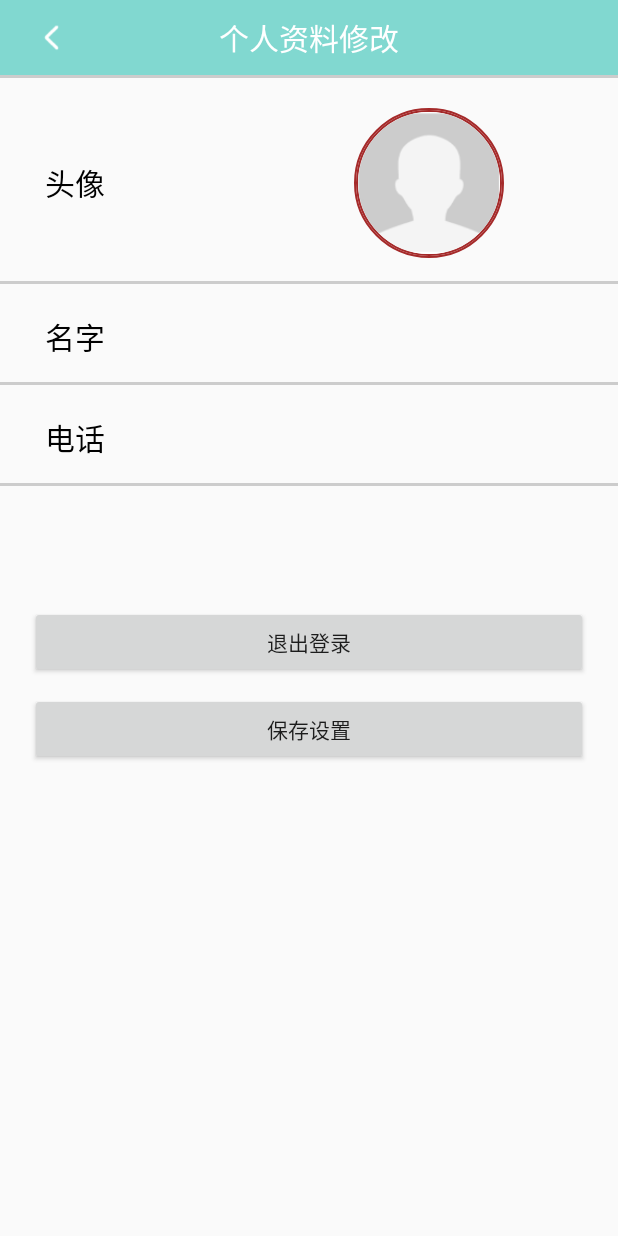
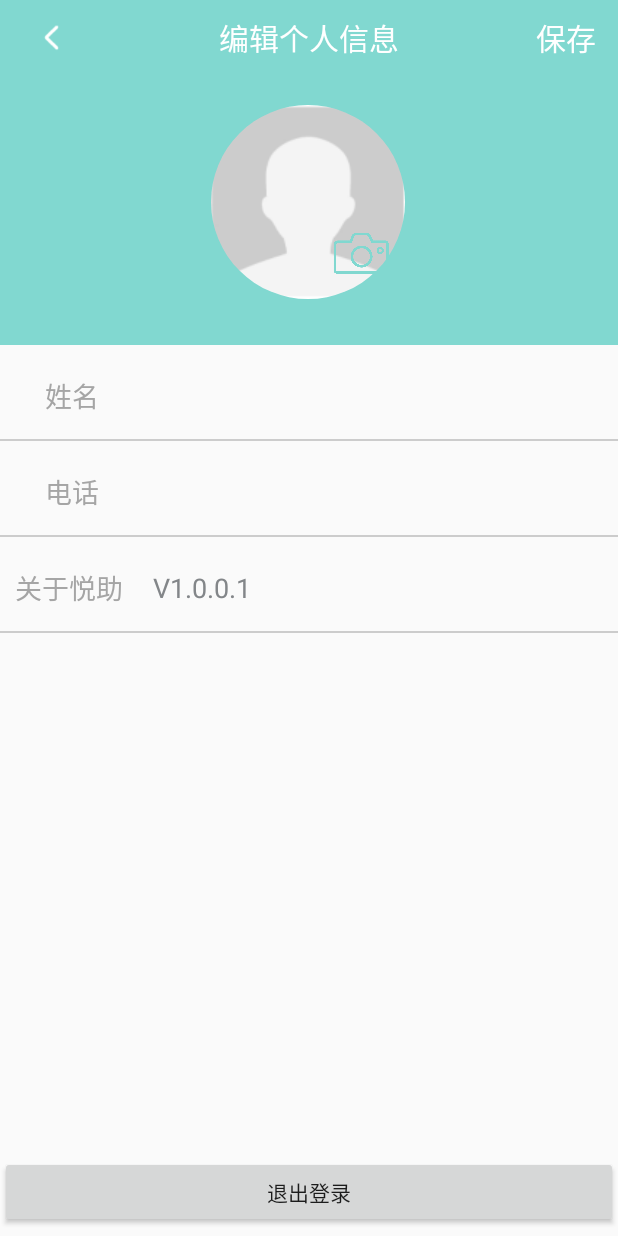
Before and after one commit to skuodeveloper/HappyAssist, an Android app: the UserInfoActivity screen opened directly, with no data from a screen before it, on a phone screen of 412 x 824 dp. Run offline under Robolectric (Android 15) with nearby library versions, the light colour scheme and no system bars.

Commit message:
更改图片

```diff
--- a/悦助/src/main/java/com/example/skuo/happyassist/Activity/UserInfoActivity.java
+++ b/悦助/src/main/java/com/example/skuo/happyassist/Activity/UserInfoActivity.java
@@ -47,9 +47,9 @@ import java.util.Map;
 
 public class UserInfoActivity extends AppCompatActivity {
     private ImageView iv_back;
-    private Button btnSave, btnLogout;
+    private Button btnLogout;
     private MyImageView imageView;
-    private TextView tv_name,tv_phone;
+    private TextView tv_name, tv_phone, tv_Save;
     private static final int BACK = 1;
     private static final int SAVE = 2;
     private static final int ALBUM_REQUEST_CODE = 1;
@@ -149,7 +149,7 @@ public class UserInfoActivity extends AppCompatActivity {
     }
 
     public void initView() {
-        ((TextView) findViewById(R.id.tv_top_title)).setText("个人资料修改");
+        ((TextView) findViewById(R.id.tv_top_title)).setText("编辑个人信息");
 
         tv_name = (TextView) findViewById(R.id.tv_name);
         tv_name.setText(USERINFO.TrueName);
@@ -166,8 +166,8 @@ public class UserInfoActivity extends AppCompatActivity {
             }
         });
 
-        btnSave = (Button) findViewById(R.id.btnSave);
-        btnSave.setOnClickListener(new View.OnClickListener() {
+        tv_Save = (TextView) findViewById(R.id.tv_Save);
+        tv_Save.setOnClickListener(new View.OnClickListener() {
             @Override
             public void onClick(View v) {
                 show(SAVE);
@@ -255,9 +255,12 @@ public class UserInfoActivity extends AppCompatActivity {
                 startCrop(data.getData());
                 break;
             case CAMERA_REQUEST_CODE:
-                File picture = new File(Environment.getExternalStorageDirectory()
-                        + "/head.jpg");
-                startCrop(Uri.fromFile(picture));
+                if (resultCode == RESULT_OK) {
+                    File picture = new File(Environment.getExternalStorageDirectory()
+                            + "/head.jpg");
+
+                    startCrop(Uri.fromFile(picture));
+                }
                 break;
             case CROP_REQUEST_CODE:
                 if (data == null) {
--- a/悦助/src/main/res/layout/activity_user_info.xml
+++ b/悦助/src/main/res/layout/activity_user_info.xml
@@ -1,70 +1,71 @@
 <?xml version="1.0" encoding="utf-8"?>
-<LinearLayout xmlns:android="http://schemas.android.com/apk/res/android"
+<RelativeLayout xmlns:android="http://schemas.android.com/apk/res/android"
     xmlns:imagecontrol="http://schemas.android.com/apk/res-auto"
     android:layout_width="match_parent"
     android:layout_height="match_parent"
     android:orientation="vertical">
 
-    <include layout="@layout/top_menu_back_1" />
+    <LinearLayout
+        android:layout_width="wrap_content"
+        android:layout_height="wrap_content"
+        android:orientation="vertical">
 
-    <View
+        <include layout="@layout/top_menu_back_2" />
+
+        <RelativeLayout
             android:layout_width="match_parent"
-        android:layout_height="2dp"
-        android:background="@color/bg_Gray" />
+            android:layout_height="180dp"
+            android:gravity="center_horizontal"
+            android:background="@color/darkgreen">
+
+            <com.example.skuo.happyassist.Javis.MyView.MyImageView
+                android:id="@+id/imageView"
+                android:layout_width="130dp"
+                android:layout_height="130dp"
+                android:layout_gravity="center_horizontal"
+                android:layout_marginBottom="30dp"
+                android:layout_marginTop="20dp"
+                android:src="@drawable/head"
+                imagecontrol:border_inside_color="@color/bg_White"
+                imagecontrol:border_outside_color="@color/bg_White"
+                imagecontrol:border_thickness="1dp" />
+
+            <ImageView
+                android:layout_width="60dp"
+                android:layout_height="60dp"
+                android:layout_alignRight="@+id/imageView"
+                android:layout_alignBottom="@+id/imageView"
+                android:src="@drawable/camera"/>
+        </RelativeLayout>
 
         <LinearLayout
             android:layout_width="match_parent"
-        android:layout_height="100dp"
+            android:layout_height="wrap_content"
             android:layout_marginTop="20dp"
             android:gravity="center_vertical"
             android:orientation="horizontal">
 
             <TextView
-            android:layout_width="0dp"
+                android:layout_width="wrap_content"
                 android:layout_height="wrap_content"
                 android:layout_marginLeft="30dp"
-            android:layout_weight="3"
-            android:gravity="left"
-            android:text="头像"
-            android:textColor="@color/bg_Black"
-            android:textSize="20dp" />
+                android:text="姓名"
+                android:textColor="#A5A5A5"
+                android:textSize="18dp" />
 
-        <!--<ImageView-->
-        <!--android:id="@+id/imageView"-->
-        <!--android:layout_width="0dp"-->
-        <!--android:layout_height="100dp"-->
-        <!--android:layout_weight="2.5"-->
-        <!--android:layout_marginLeft="30dp"-->
-        <!--android:scaleType="fitXY"-->
-        <!--android:layout_gravity="center_horizontal"-->
-        <!--android:src="@drawable/photo" />-->
-
-        <!-- 没有指定圆形ImageView属性时，默认没有外边圆颜色 -->
-        <!-- 需要将图片资源自定为src ，或在程序中setImageResource(res) 不能设置background为图片，这样不能达到圆形效果-->
-        <!--<com.example.skuo.happyassist.Javis.MyView.MyImageView-->
-        <!--android:layout_width="100dp"-->
-        <!--android:layout_height="100dp"-->
-        <!--android:src="@drawable/img"-->
-        <!--/>-->
-
-        <!-- border_outside_color 外部圆圈的颜色 -->
-        <!-- border_inside_color 内部部圆圈的颜色 -->
-        <!-- border_thickness 外圆和内圆的宽度 -->
-        <com.example.skuo.happyassist.Javis.MyView.MyImageView
-            android:id="@+id/imageView"
-            android:layout_width="0dp"
-            android:layout_height="100dp"
-            android:layout_marginRight="50dp"
-            android:layout_weight="2.5"
-            android:src="@drawable/head"
-            imagecontrol:border_inside_color="@color/brown"
-            imagecontrol:border_outside_color="@color/brown"
-            imagecontrol:border_thickness="1dp" />
+            <TextView
+                android:id="@+id/tv_name"
+                android:layout_width="wrap_content"
+                android:layout_height="wrap_content"
+                android:layout_marginLeft="40dp"
+                android:text="佳源物业 "
+                android:textColor="#838689"
+                android:textSize="18dp" />
         </LinearLayout>
 
         <View
             android:layout_width="match_parent"
-        android:layout_height="2dp"
+            android:layout_height="1dp"
             android:layout_marginTop="15dp"
             android:background="@color/bg_Gray" />
 
@@ -76,29 +77,26 @@
             android:orientation="horizontal">
 
             <TextView
-            android:layout_width="0dp"
+                android:layout_width="wrap_content"
                 android:layout_height="wrap_content"
                 android:layout_marginLeft="30dp"
-            android:layout_weight="3"
-            android:gravity="left"
-            android:text="名字"
-            android:textColor="@color/bg_Black"
-            android:textSize="20dp" />
+                android:text="电话"
+                android:textColor="#A5A5A5"
+                android:textSize="18dp" />
 
             <TextView
-            android:id="@+id/tv_name"
-            android:layout_width="0dp"
+                android:id="@+id/tv_phone"
+                android:layout_width="wrap_content"
                 android:layout_height="wrap_content"
-            android:layout_marginRight="50dp"
-            android:layout_weight="3"
-            android:gravity="center"
-            android:textColor="@color/bg_Black"
-            android:textSize="20dp" />
+                android:layout_marginLeft="40dp"
+                android:text="0573-88888888"
+                android:textColor="#838689"
+                android:textSize="18dp" />
         </LinearLayout>
 
         <View
             android:layout_width="match_parent"
-        android:layout_height="2dp"
+            android:layout_height="1dp"
             android:layout_marginTop="15dp"
             android:background="@color/bg_Gray" />
 
@@ -110,47 +108,43 @@
             android:orientation="horizontal">
 
             <TextView
-            android:layout_width="0dp"
+                android:layout_width="wrap_content"
                 android:layout_height="wrap_content"
-            android:layout_marginLeft="30dp"
-            android:layout_weight="2"
-            android:gravity="left"
-            android:text="电话"
-            android:textColor="@color/bg_Black"
-            android:textSize="20dp" />
+                android:layout_marginLeft="10dp"
+                android:text="关于悦助"
+                android:textColor="#A5A5A5"
+                android:textSize="18dp" />
 
             <TextView
-            android:id="@+id/tv_phone"
-            android:layout_width="0dp"
+                android:id="@+id/tv_version"
+                android:layout_width="wrap_content"
                 android:layout_height="wrap_content"
-            android:layout_weight="4"
-            android:gravity="center"
-            android:textColor="@color/bg_Black"
-            android:textSize="20dp" />
+                android:layout_marginLeft="20dp"
+                android:text="V1.0.0.1"
+                android:textColor="#838689"
+                android:textSize="18dp" />
         </LinearLayout>
 
         <View
             android:layout_width="match_parent"
-        android:layout_height="2dp"
+            android:layout_height="1dp"
             android:layout_marginTop="15dp"
             android:background="@color/bg_Gray" />
+
+    </LinearLayout>
 
     <Button
         android:id="@+id/btnLogout"
         android:layout_width="match_parent"
         android:layout_height="wrap_content"
-        android:layout_marginLeft="20dp"
-        android:layout_marginRight="20dp"
-        android:layout_marginTop="80dp"
+        android:layout_marginBottom="5dp"
+        android:layout_alignParentBottom="true"
         android:text="退出登录" />
 
-    <Button
-        android:id="@+id/btnSave"
-        android:layout_width="match_parent"
-        android:layout_height="wrap_content"
-        android:layout_marginLeft="20dp"
-        android:layout_marginRight="20dp"
-        android:layout_marginTop="10dp"
-        android:text="保存设置" />
-
-</LinearLayout>
+    <!--<Button-->
+        <!--android:id="@+id/btnSave"-->
+        <!--android:layout_width="match_parent"-->
+        <!--android:layout_height="wrap_content"-->
+        <!--android:layout_above="@+id/btnLogout"-->
+        <!--android:text="保存设置" />-->
+</RelativeLayout>
--- /dev/null
+++ b/悦助/src/main/res/layout/top_menu_back_2.xml
@@ -0,0 +1,41 @@
+<RelativeLayout xmlns:android="http://schemas.android.com/apk/res/android"
+    android:layout_width="match_parent"
+    android:layout_height="wrap_content">
+
+    <LinearLayout
+        android:layout_width="match_parent"
+        android:layout_height="50dp"
+        android:background="@color/darkgreen"
+        android:orientation="horizontal">
+
+        <ImageView
+            android:id="@+id/iv_back"
+            android:layout_width="0dp"
+            android:layout_height="match_parent"
+            android:layout_weight="1"
+            android:padding="8dp"
+            android:src="@drawable/tb_icon_actionbar_back" />
+
+        <TextView
+            android:id="@+id/tv_top_title"
+            android:layout_width="0dp"
+            android:layout_height="match_parent"
+            android:layout_weight="4"
+            android:gravity="center"
+            android:text="标题"
+            android:textColor="@color/tv_White"
+            android:textSize="20sp" />
+
+        <TextView
+            android:id="@+id/tv_Save"
+            android:layout_width="0dp"
+            android:layout_height="match_parent"
+            android:layout_weight="1"
+            android:gravity="center"
+            android:text="保存"
+            android:textColor="@color/tv_White"
+            android:textSize="20sp"
+            android:padding="8dp" />
+    </LinearLayout>
+
+</RelativeLayout>
```
Also changed, not shown: 悦助/src/main/res/drawable/camera.png (added), 1 other file. Lines whose indentation alone changed are shown as unchanged.
